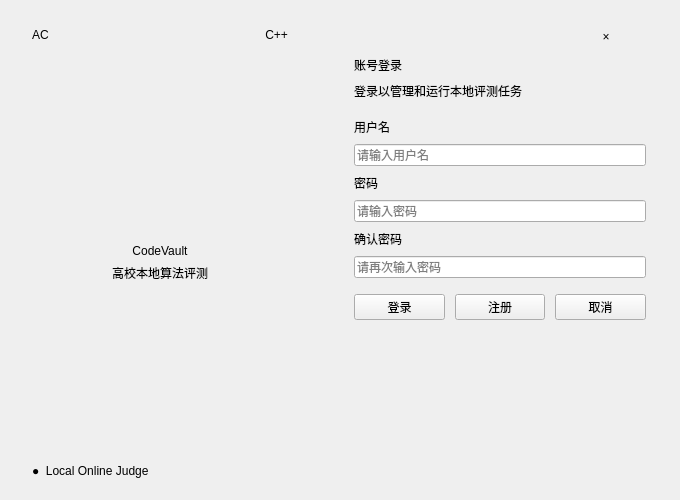
Old version of the form ui/logindialog.ui in the repository HYXscut/CodeVault.
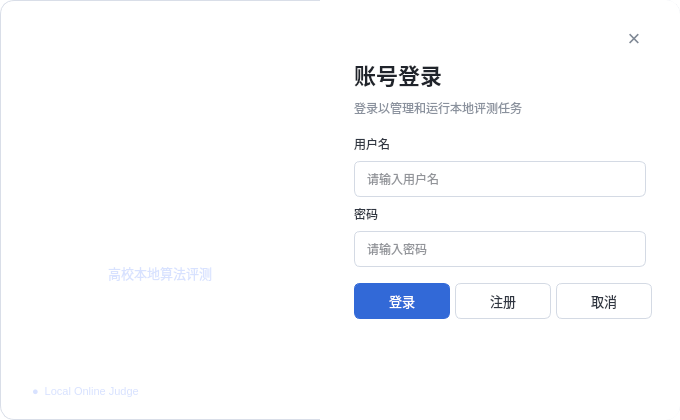
New version of the form. Icons and pictures are not drawn.

Patch:
```diff
--- a/ui/logindialog.ui
+++ b/ui/logindialog.ui
@@ -7,24 +7,144 @@
     <x>0</x>
     <y>0</y>
     <width>680</width>
-    <height>500</height>
+    <height>420</height>
    </rect>
   </property>
   <property name="minimumSize">
    <size>
     <width>680</width>
-    <height>500</height>
+    <height>420</height>
    </size>
   </property>
   <property name="maximumSize">
    <size>
     <width>680</width>
-    <height>500</height>
+    <height>420</height>
    </size>
   </property>
   <property name="windowTitle">
    <string>CodeVault</string>
   </property>
+  <property name="styleSheet">
+   <string notr="true">QDialog {
+    background: white;
+    border: 1px solid #D9DEE8;
+    border-radius: 14px;
+}
+QFrame#leftPanel {
+    border-image: url(:/login_background.svg) 0 0 0 0 stretch stretch;
+    border-top-left-radius: 14px;
+    border-bottom-left-radius: 14px;
+}
+QLabel#acBadge, QLabel#cppBadge {
+    color: white;
+    background: rgba(255, 255, 255, 35);
+    border: 1px solid rgba(255, 255, 255, 90);
+    border-radius: 7px;
+    padding: 5px 8px;
+    font-size: 12px;
+}
+QLabel#logoLabel {
+    color: transparent;
+    background: transparent;
+    border: none;
+    border-radius: 32px;
+    min-width: 58px;
+    max-width: 58px;
+    min-height: 58px;
+    max-height: 58px;
+    font-size: 22px;
+    font-weight: bold;
+}
+QLabel#brandLabel {
+    color: white;
+    font-size: 25px;
+    font-weight: bold;
+    margin-top: 8px;
+}
+QLabel#brandSubtitleLabel {
+    color: #D8E2FF;
+    font-size: 13px;
+}
+QLabel#versionLabel {
+    color: #D8E2FF;
+    font-size: 11px;
+}
+QFrame#rightPanel {
+    background: white;
+    border-top-right-radius: 14px;
+    border-bottom-right-radius: 14px;
+}
+QLabel#titleLabel {
+    color: #20242B;
+    font-size: 22px;
+    font-weight: bold;
+}
+QLabel#descriptionLabel {
+    color: #8A919D;
+    font-size: 12px;
+}
+QLabel#usernameLabel, QLabel#passwordLabel {
+    color: #303641;
+    font-size: 12px;
+}
+QLineEdit {
+    min-height: 34px;
+    border: 1px solid #D4DAE4;
+    border-radius: 6px;
+    padding: 0 10px;
+    color: #252A33;
+    background: #FFFFFF;
+}
+QLineEdit:focus {
+    border: 2px solid #4D82E8;
+    padding: 0 9px;
+}
+QPushButton#closeButton {
+    color: #7E8794;
+    border: none;
+    background: transparent;
+    font-size: 22px;
+    min-width: 24px;
+    max-width: 24px;
+    min-height: 24px;
+    max-height: 24px;
+    padding: 0;
+}
+QPushButton#closeButton:hover {
+    color: #252A33;
+    background: #F0F2F5;
+    border-radius: 12px;
+}
+QPushButton#loginButton, QPushButton#registerButton, QPushButton#cancelButton {
+    min-height: 34px;
+    min-width: 70px;
+    border-radius: 6px;
+    padding: 0 12px;
+    font-size: 13px;
+}
+QPushButton#loginButton {
+    color: white;
+    background: #3269D7;
+    border: 1px solid #3269D7;
+}
+QPushButton#loginButton:hover {
+    background: #285BC3;
+}
+QPushButton#registerButton, QPushButton#cancelButton {
+    color: #303641;
+    background: white;
+    border: 1px solid #D4DAE4;
+}
+QPushButton#registerButton:hover, QPushButton#cancelButton:hover {
+    background: #F5F7FA;
+}
+QLabel#messageLabel {
+    color: #D64545;
+    font-size: 12px;
+    min-height: 20px;
+}</string>
+  </property>
   <layout class="QHBoxLayout" name="mainLayout">
    <property name="spacing">
     <number>0</number>
@@ -46,7 +166,7 @@
      <property name="minimumSize">
       <size>
        <width>320</width>
-       <height>500</height>
+       <height>420</height>
       </size>
      </property>
      <property name="maximumSize">
@@ -292,16 +412,6 @@
         </property>
        </widget>
       </item>
-      <item>
-       <widget class="QLabel" name="confirmPasswordLabel">
-        <property name="text"><string>确认密码</string></property>
-       </widget>
-      </item>
-      <item>
-       <widget class="QLineEdit" name="confirmPasswordEdit">
-        <property name="placeholderText"><string>请再次输入密码</string></property>
-       </widget>
-      </item>
       <item>
        <spacer name="formSpacer">
         <property name="orientation">
```
